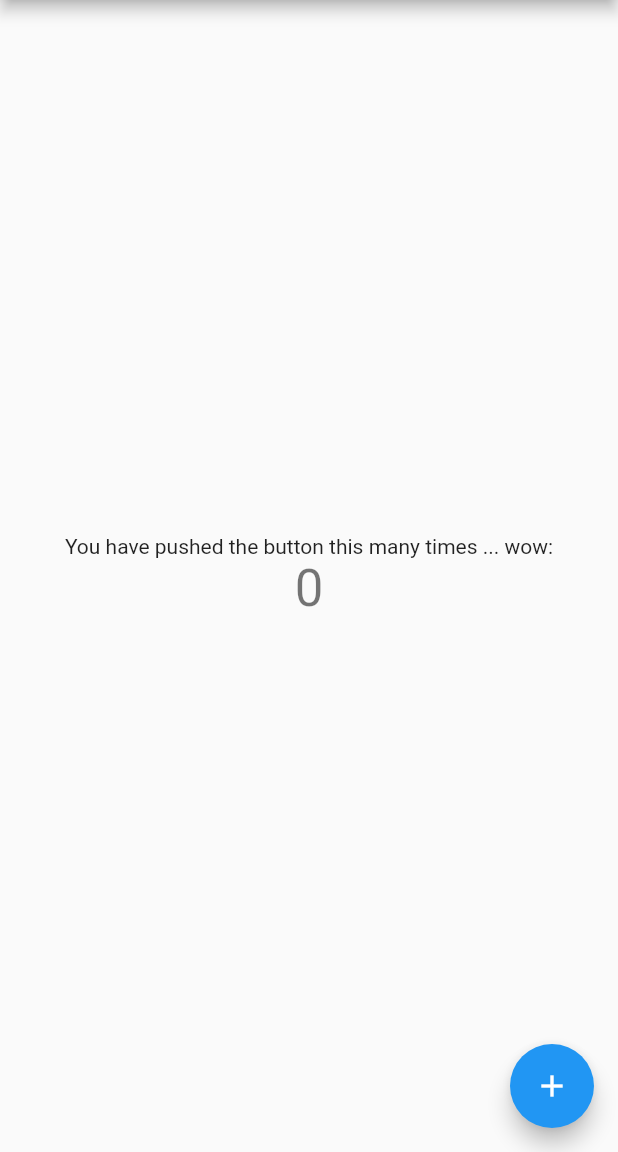
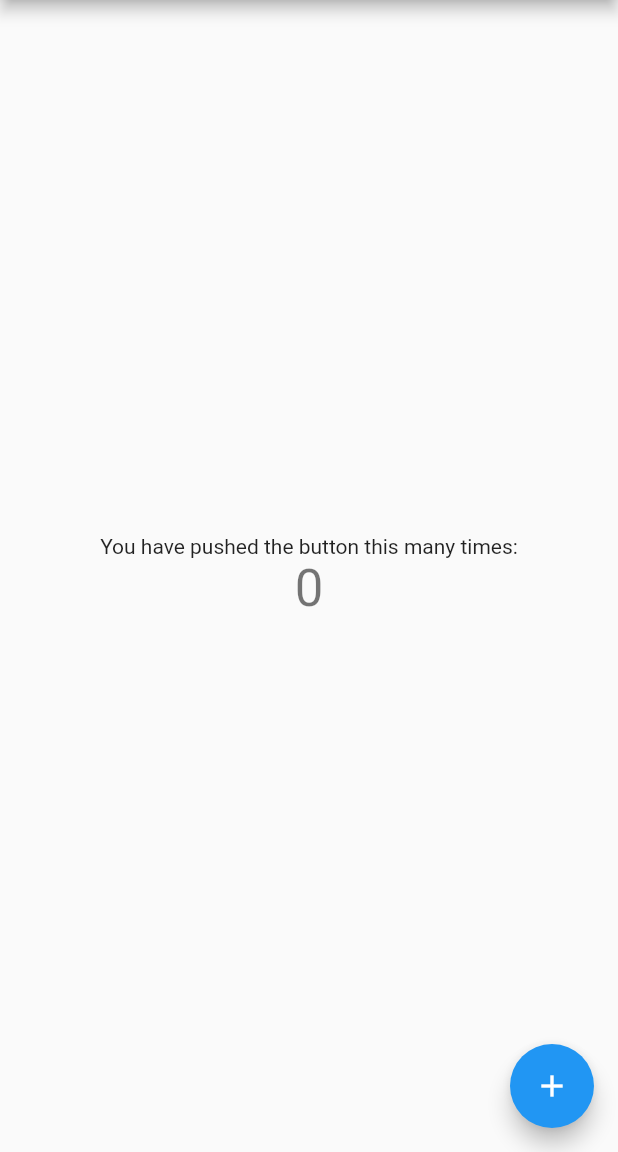
Before and after one commit to Stef-GMS/testing_renaming_objects, a Flutter app: the screen it shows after launch, on a phone screen of 412 x 824 dp, the part 84-1236 px from its top. Run offline on Flutter 3.47's test engine with Material 2 defaults, Android fonts, the phone set to English and light mode, and no system bars.

Commit message:
removed previously added words

```diff
--- a/lib/testing_here/my_home_page.dart
+++ b/lib/testing_here/my_home_page.dart
@@ -68,7 +68,7 @@ class _MyHomePageState extends State<MyHomePage> {
           mainAxisAlignment: MainAxisAlignment.center,
           children: <Widget>[
             Text(
-              'You have pushed the button this many times ... wow:',
+              'You have pushed the button this many times:',
             ),
             Text(
               '$_counter',
```
